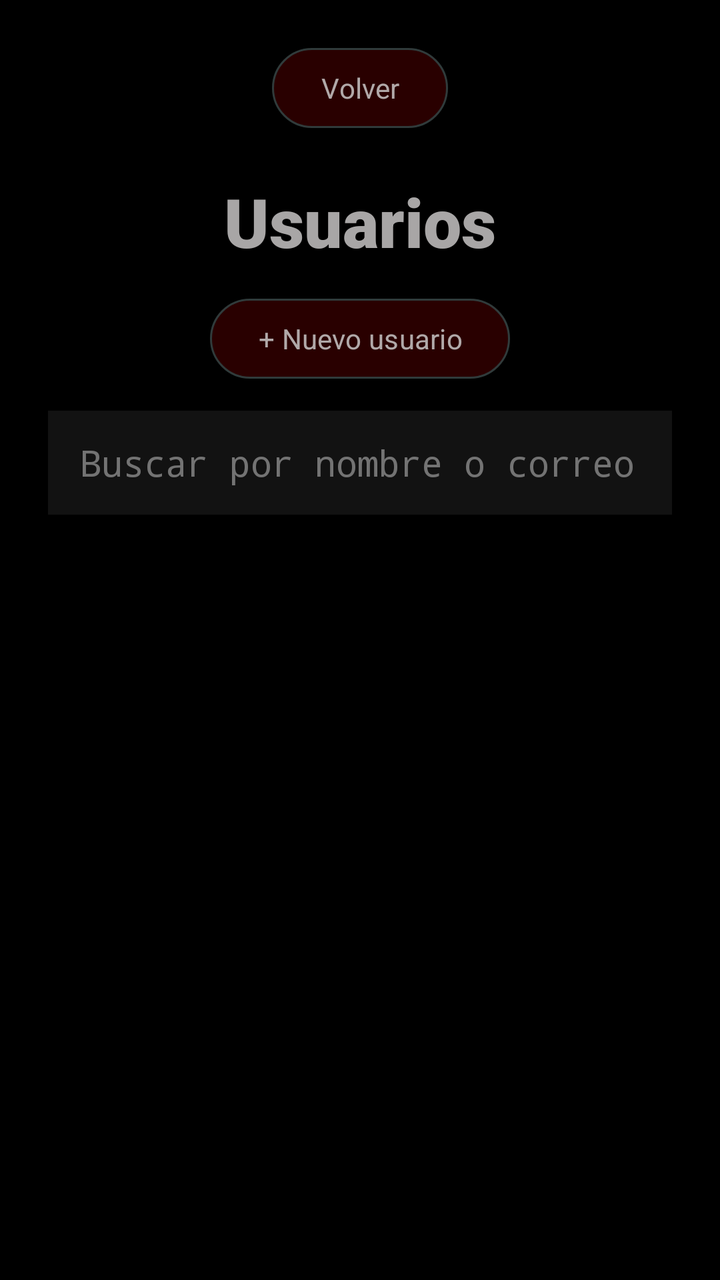
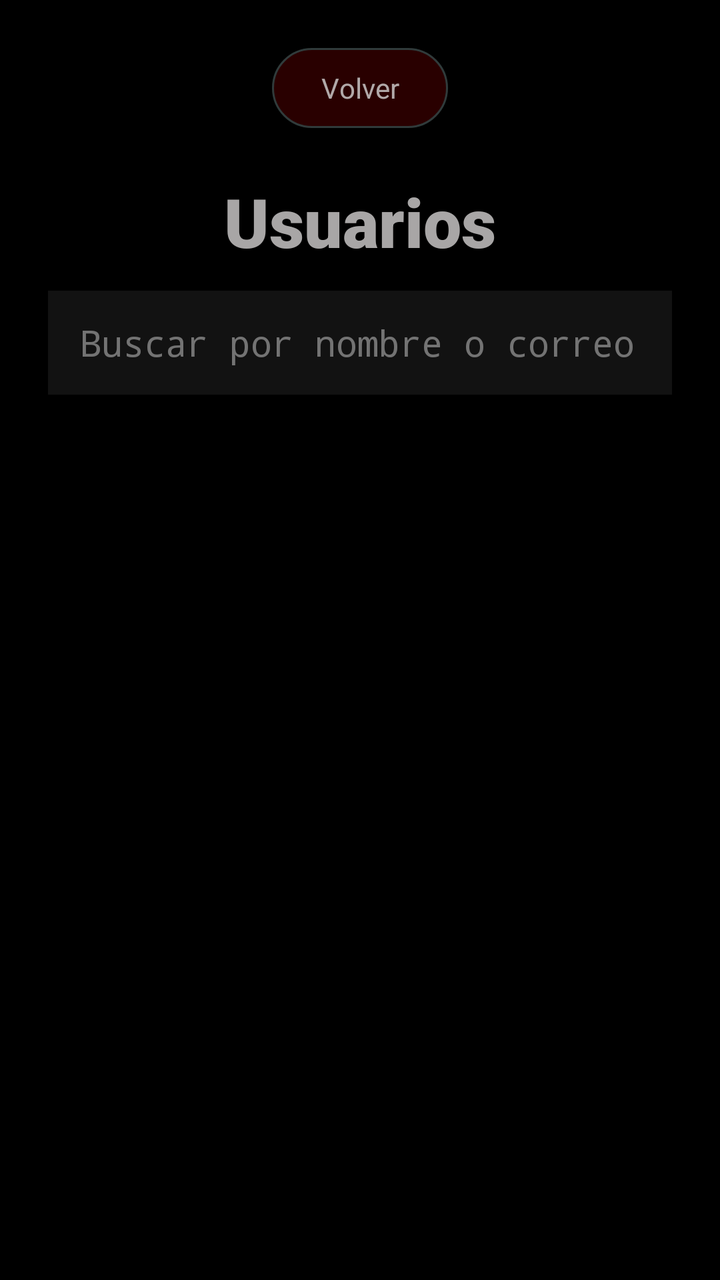

Screens rendered from an Android XML layout before and after an edit, with the pre-edit source and the edit as a unified diff.
<!-- AndroidManifest.xml: application theme Theme.PROYECTOPENKA -->
<!-- res/layout/activity_usuarios.xml -->
<?xml version="1.0" encoding="utf-8"?>
<androidx.constraintlayout.widget.ConstraintLayout xmlns:android="http://schemas.android.com/apk/res/android"
    xmlns:app="http://schemas.android.com/apk/res-auto"
    xmlns:tools="http://schemas.android.com/tools"
    android:id="@+id/main"
    android:layout_width="match_parent"
    android:layout_height="match_parent"
    tools:context=".UsuarioCrud">

    <Button
        android:id="@+id/btnbackusuarios"
        android:layout_width="wrap_content"
        android:layout_height="wrap_content"
        android:layout_marginTop="20dp"
        android:backgroundTint="#26960000"
        android:fontFamily="sans-serif"
        android:text="Volver"
        android:textColor="#CCD3D3D3"
        app:layout_constraintEnd_toEndOf="parent"
        app:layout_constraintStart_toStartOf="parent"
        app:layout_constraintTop_toTopOf="parent"
        app:strokeColor="#80397676"
        app:strokeWidth="1sp" />

    <TextView
        android:id="@+id/titleusuarios"
        android:layout_width="wrap_content"
        android:layout_height="wrap_content"
        android:layout_marginTop="20dp"
        android:fontFamily="sans-serif-black"
        android:text="Usuarios"
        android:textColor="#A8A6A6"
        android:textSize="34sp"
        app:layout_constraintEnd_toEndOf="parent"
        app:layout_constraintStart_toStartOf="parent"
        app:layout_constraintTop_toBottomOf="@+id/btnbackusuarios" />

    <Button
        android:id="@+id/btnnuevousuario"
        android:layout_width="wrap_content"
        android:layout_height="wrap_content"
        android:layout_marginTop="12dp"
        android:backgroundTint="#26960000"
        android:fontFamily="sans-serif"
        android:text="+ Nuevo usuario"
        android:textColor="#CCD3D3D3"
        app:layout_constraintEnd_toEndOf="parent"
        app:layout_constraintStart_toStartOf="parent"
        app:layout_constraintTop_toBottomOf="@+id/titleusuarios"
        app:strokeColor="#80397676"
        app:strokeWidth="1sp" />

    <EditText
        android:id="@+id/searchInputUsuarios"
        android:layout_width="match_parent"
        android:layout_height="52dp"
        android:layout_marginStart="24dp"
        android:layout_marginTop="12dp"
        android:layout_marginEnd="24dp"
        android:background="#12FFFFFF"
        android:ems="10"
        android:fontFamily="monospace"
        android:hint="Buscar por nombre o correo..."
        android:inputType="text"
        android:paddingStart="16dp"
        android:paddingEnd="16dp"
        android:textColor="#CCD3D3D3"
        android:textColorHint="#80D3D3D3"
        app:layout_constraintEnd_toEndOf="parent"
        app:layout_constraintStart_toStartOf="parent"
        app:layout_constraintTop_toBottomOf="@+id/btnnuevousuario" />

    <TextView
        android:id="@+id/txtEstadoSync"
        android:layout_width="wrap_content"
        android:layout_height="wrap_content"
        android:layout_marginTop="12dp"
        android:fontFamily="monospace"
        android:text=""
        android:textColor="#80D3D3D3"
        android:textSize="13sp"
        app:layout_constraintEnd_toEndOf="parent"
        app:layout_constraintStart_toStartOf="parent"
        app:layout_constraintTop_toBottomOf="@+id/searchInputUsuarios" />

    <androidx.recyclerview.widget.RecyclerView
        android:id="@+id/listaUsuarios"
        android:layout_width="match_parent"
        android:layout_height="0dp"
        android:layout_marginStart="24dp"
        android:layout_marginTop="12dp"
        android:layout_marginEnd="24dp"
        android:layout_marginBottom="16dp"
        app:layout_constraintBottom_toBottomOf="parent"
        app:layout_constraintEnd_toEndOf="parent"
        app:layout_constraintStart_toStartOf="parent"
        app:layout_constraintTop_toBottomOf="@+id/txtEstadoSync" />

</androidx.constraintlayout.widget.ConstraintLayout>
<!-- resources referenced by this layout -->
<resources>
  <style name="Theme.PROYECTOPENKA" parent="Base.Theme.PROYECTOPENKA" />
  <style name="Base.Theme.PROYECTOPENKA" parent="Theme.Material3.DayNight.NoActionBar">
          <item name="android:windowBackground">@android:color/black</item>
          <item name="android:windowAnimationStyle">@style/FadeTransition</item>
      </style>
  <style name="FadeTransition" parent="@android:style/Animation.Activity">
          <item name="android:activityOpenEnterAnimation">@anim/fade_in</item>
          <item name="android:activityOpenExitAnimation">@anim/fade_out</item>
          <item name="android:activityCloseEnterAnimation">@anim/fade_in</item>
          <item name="android:activityCloseExitAnimation">@anim/fade_out</item>
      </style>
</resources>

<!-- the commit's change to res/layout/activity_usuarios.xml (unified diff, before → after) -->
@@ -35,21 +35,6 @@
         app:layout_constraintStart_toStartOf="parent"
         app:layout_constraintTop_toBottomOf="@+id/btnbackusuarios" />
 
-    <Button
-        android:id="@+id/btnnuevousuario"
-        android:layout_width="wrap_content"
-        android:layout_height="wrap_content"
-        android:layout_marginTop="12dp"
-        android:backgroundTint="#26960000"
-        android:fontFamily="sans-serif"
-        android:text="+ Nuevo usuario"
-        android:textColor="#CCD3D3D3"
-        app:layout_constraintEnd_toEndOf="parent"
-        app:layout_constraintStart_toStartOf="parent"
-        app:layout_constraintTop_toBottomOf="@+id/titleusuarios"
-        app:strokeColor="#80397676"
-        app:strokeWidth="1sp" />
-
     <EditText
         android:id="@+id/searchInputUsuarios"
         android:layout_width="match_parent"
@@ -68,7 +53,7 @@
         android:textColorHint="#80D3D3D3"
         app:layout_constraintEnd_toEndOf="parent"
         app:layout_constraintStart_toStartOf="parent"
-        app:layout_constraintTop_toBottomOf="@+id/btnnuevousuario" />
+        app:layout_constraintTop_toBottomOf="@+id/titleusuarios" />
 
     <TextView
         android:id="@+id/txtEstadoSync"
